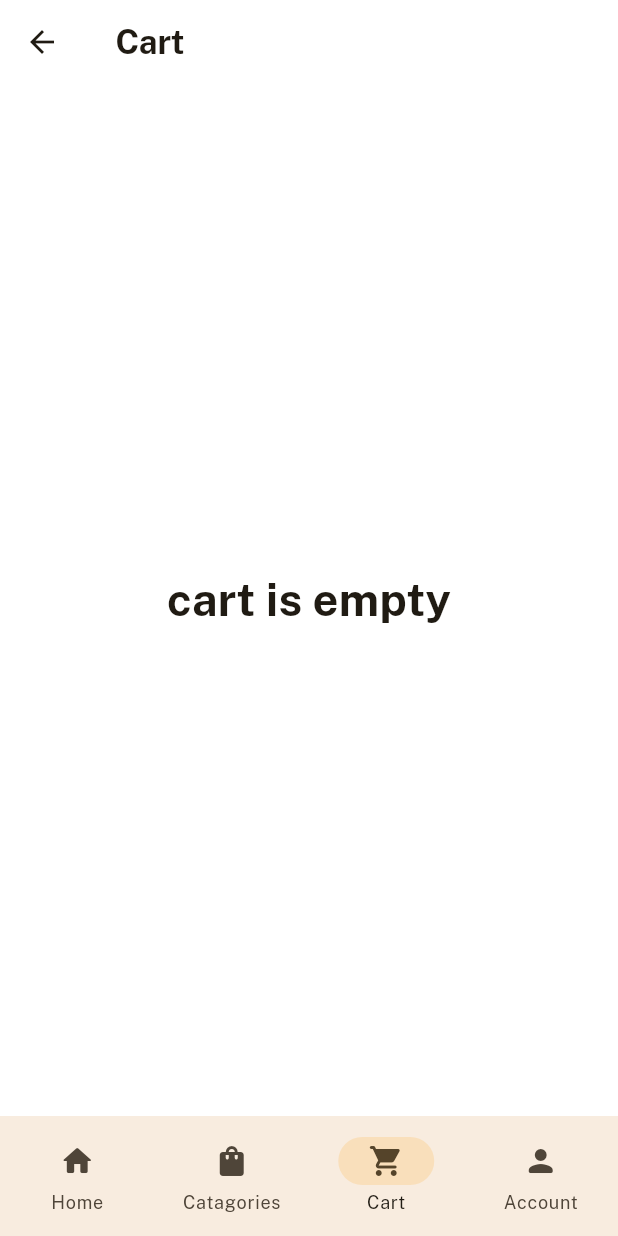
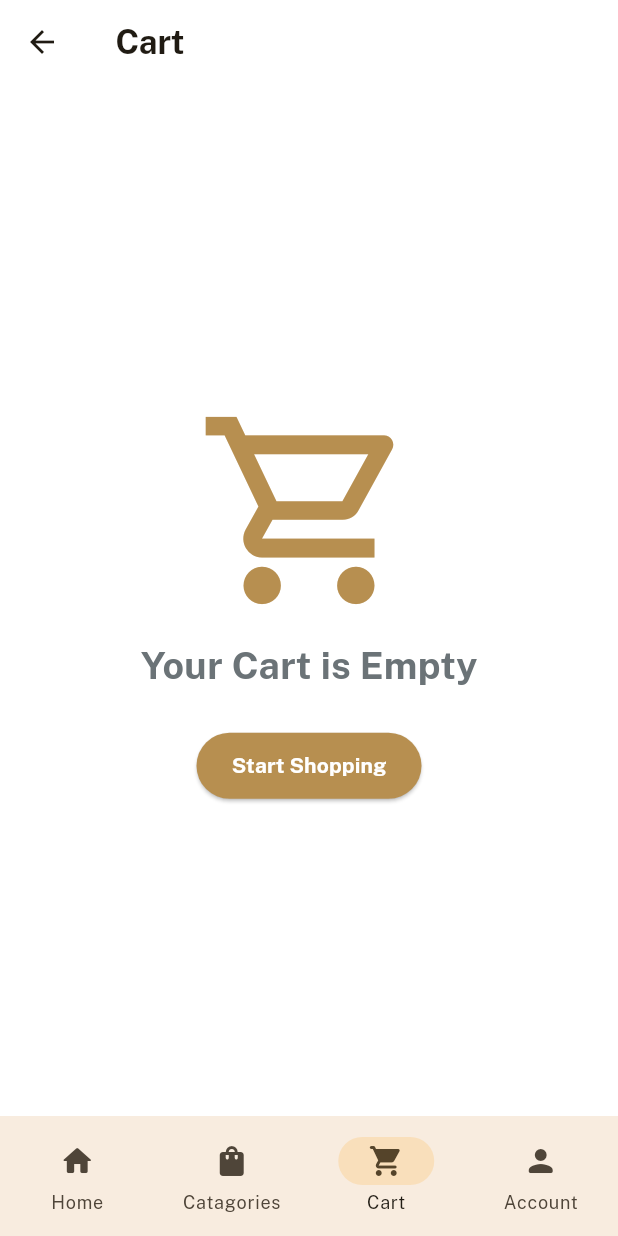
Before and after one commit to Sm69mu/Art-cart, a Flutter app: the screen it shows once a user with an empty profile is signed in, item 3 of the bottom bar chosen, on a phone screen of 412 x 824 dp. Run offline on Flutter 3.47's test engine with Material 2 defaults, Android fonts, the light colour scheme and no system bars; our stand-ins replace cloud_firestore, expandable, firebase_auth, firebase_core, get, image_picker and 1 more; missing offline and left inert: firebase_app_check; accounts and stored records are empty.

Commit message:
Updated the cart screen

```diff
--- a/lib/screens/default screens/cart screen/cart_screen.dart
+++ b/lib/screens/default screens/cart screen/cart_screen.dart
@@ -1,4 +1,5 @@
 import 'package:e_commerce_application/constants/default%20consts/consts.dart';
+import 'package:e_commerce_application/widgets/custom%20buttons/custom_button.dart';
 import 'package:flutter/material.dart';
 
 class CartScreen extends StatelessWidget {
@@ -7,11 +8,35 @@ class CartScreen extends StatelessWidget {
   @override
   Widget build(BuildContext context) {
     return Scaffold(
-      backgroundColor: Colors.white,
-      appBar: AppBar(
-        title: " Cart".text.fontFamily(bold).size(22).make(),
-      ),
-      body: "cart is empty".text.fontFamily(bold).size(30).makeCentered(),
-    );
+        backgroundColor: Colors.white,
+        appBar: AppBar(
+          title: " Cart".text.fontFamily(bold).size(22).make(),
+        ),
+        body: Column(
+          mainAxisAlignment: MainAxisAlignment.center,
+          children: [
+            const Icon(
+              Icons.shopping_cart_outlined,
+              color: brownColor,
+              size: 150,
+            ),
+            10.heightBox,
+            "Your Cart is Empty"
+                .text
+                .fontFamily(bold)
+                .color(fontGrey)
+                .size(25)
+                .make(),
+            25.heightBox,
+            customButton(
+                    title: " Start Shopping ",
+                    color: brownColor,
+                    textColor: whiteColor,
+                    onPress: () {})
+                .box
+                .width(150)
+                .make()
+          ],
+        ).box.makeCentered());
   }
 }
```
